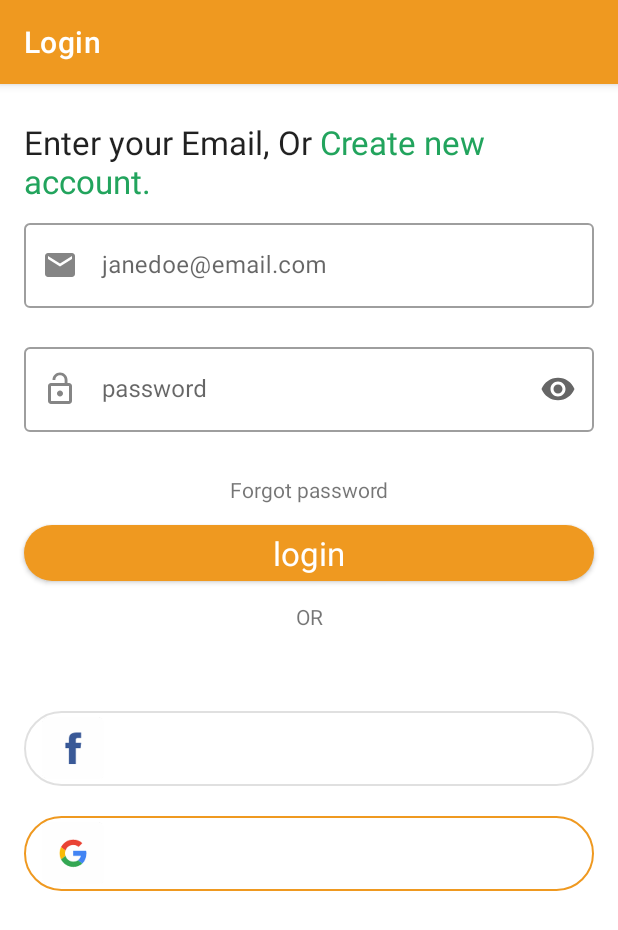
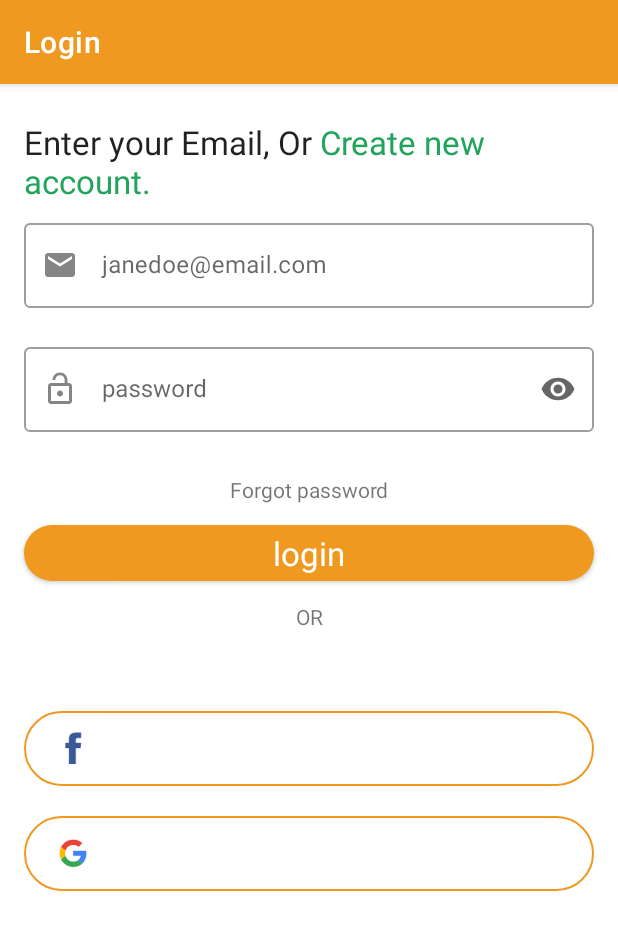
Before and after one commit to ma-za-kpe/FoodAway, an Android app: the LoginFragment screen opened through its navigation route, on a phone screen of 412 x 824 dp. Shown: the top 930 px of the screen. Run offline under Robolectric (Android 15) with nearby library versions, the phone set to English and light mode, and no system bars; our stand-ins replace Timber, navigation-ui.

Commit message:
update login page'

```diff
--- a/app/src/main/res/layout/fragment_login.xml
+++ b/app/src/main/res/layout/fragment_login.xml
@@ -140,6 +140,7 @@
         app:layout_constraintTop_toBottomOf="@+id/or"
         app:layout_constraintVertical_bias="0.16000003"
         app:layout_constraintVertical_chainStyle="packed"
+        app:strokeColor="@color/purple_500"
         tools:text="Facebook" />
 
     <com.google.android.material.button.MaterialButton
```
